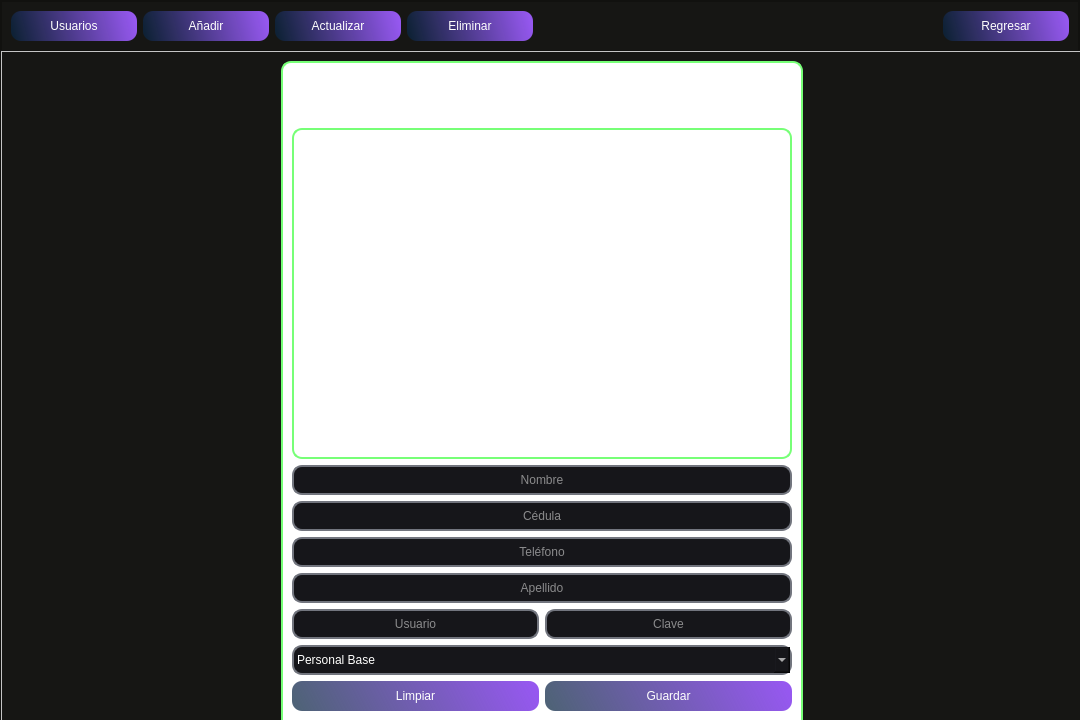
Qt form Sistema de control de inventario/Qt designer/4.Gestion_de_usuarios.ui (Xoserius/Sistema_de_control_de_inventario) before a commit.
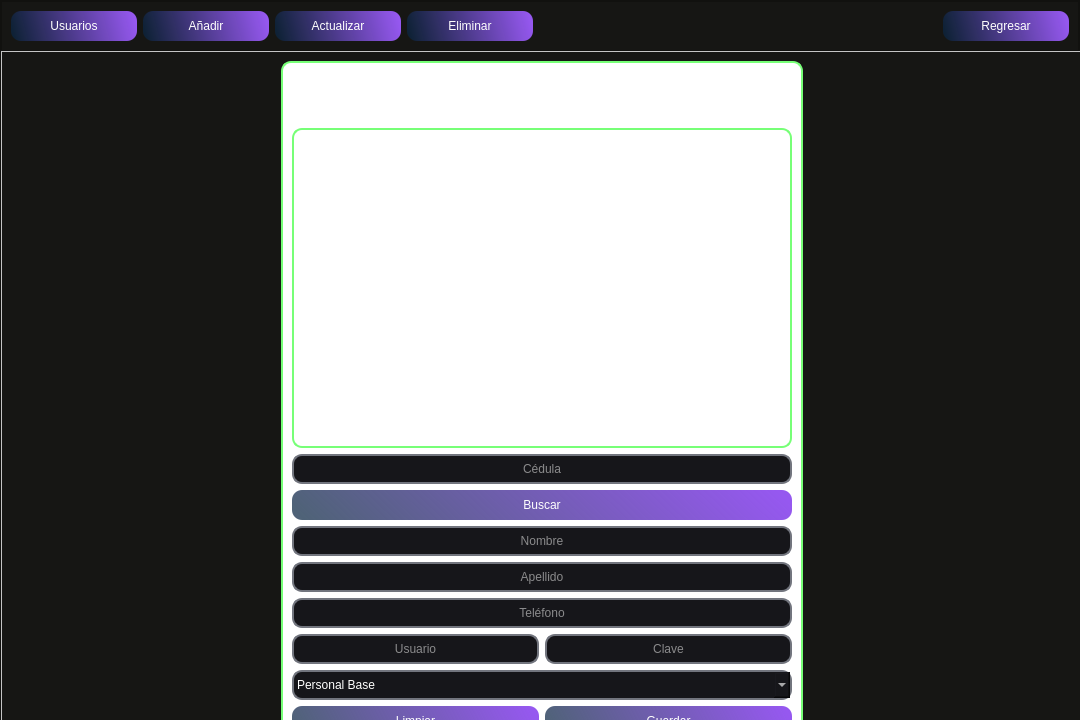
The same form after that commit. The open tabs and pages were chosen to show the change. Icons and pictures are not drawn.

```diff
--- a/Sistema de control de inventario/Qt designer/4.Gestion_de_usuarios.ui
+++ b/Sistema de control de inventario/Qt designer/4.Gestion_de_usuarios.ui
@@ -1147,40 +1147,8 @@
                 </property>
                 <layout class="QGridLayout" name="gridLayout">
                  <property name="bottomMargin">
-                  <number>50</number>
+                  <number>25</number>
                  </property>
-                 <item row="2" column="0" colspan="2">
-                  <widget class="QLineEdit" name="lineEdit_nombre_registrodeusuario">
-                   <property name="minimumSize">
-                    <size>
-                     <width>0</width>
-                     <height>30</height>
-                    </size>
-                   </property>
-                   <property name="alignment">
-                    <set>Qt::AlignCenter</set>
-                   </property>
-                   <property name="placeholderText">
-                    <string>Nombre</string>
-                   </property>
-                  </widget>
-                 </item>
-                 <item row="6" column="1">
-                  <widget class="QLineEdit" name="lineEdit_clave_registrodeusuario">
-                   <property name="minimumSize">
-                    <size>
-                     <width>0</width>
-                     <height>30</height>
-                    </size>
-                   </property>
-                   <property name="alignment">
-                    <set>Qt::AlignCenter</set>
-                   </property>
-                   <property name="placeholderText">
-                    <string>Clave</string>
-                   </property>
-                  </widget>
-                 </item>
                  <item row="1" column="0" colspan="2">
                   <widget class="QLabel" name="label_imagendeusuarios_1">
                    <property name="minimumSize">
@@ -1197,7 +1165,46 @@
                    </property>
                   </widget>
                  </item>
-                 <item row="8" column="0" colspan="2">
+                 <item row="9" column="1">
+                  <widget class="QLineEdit" name="lineEdit_clave_registrodeusuario">
+                   <property name="minimumSize">
+                    <size>
+                     <width>0</width>
+                     <height>30</height>
+                    </size>
+                   </property>
+                   <property name="alignment">
+                    <set>Qt::AlignCenter</set>
+                   </property>
+                   <property name="placeholderText">
+                    <string>Clave</string>
+                   </property>
+                  </widget>
+                 </item>
+                 <item row="10" column="0" colspan="2">
+                  <widget class="QComboBox" name="comboBox_permiso">
+                   <property name="minimumSize">
+                    <size>
+                     <width>0</width>
+                     <height>30</height>
+                    </size>
+                   </property>
+                   <property name="maxCount">
+                    <number>2</number>
+                   </property>
+                   <item>
+                    <property name="text">
+                     <string>Personal Base</string>
+                    </property>
+                   </item>
+                   <item>
+                    <property name="text">
+                     <string>Supervisor</string>
+                    </property>
+                   </item>
+                  </widget>
+                 </item>
+                 <item row="11" column="0" colspan="2">
                   <layout class="QHBoxLayout" name="horizontalLayout_3">
                    <item>
                     <widget class="QPushButton" name="pushButton_limpiar_registrodeusuario">
@@ -1235,96 +1242,6 @@
                    </item>
                   </layout>
                  </item>
-                 <item row="5" column="0" colspan="2">
-                  <widget class="QLineEdit" name="lineEdit_apellido_registrodeusuario">
-                   <property name="minimumSize">
-                    <size>
-                     <width>0</width>
-                     <height>30</height>
-                    </size>
-                   </property>
-                   <property name="alignment">
-                    <set>Qt::AlignCenter</set>
-                   </property>
-                   <property name="placeholderText">
-                    <string>Apellido</string>
-                   </property>
-                  </widget>
-                 </item>
-                 <item row="7" column="0" colspan="2">
-                  <widget class="QComboBox" name="comboBox_permiso">
-                   <property name="minimumSize">
-                    <size>
-                     <width>0</width>
-                     <height>30</height>
-                    </size>
-                   </property>
-                   <property name="maxCount">
-                    <number>2</number>
-                   </property>
-                   <item>
-                    <property name="text">
-                     <string>Personal Base</string>
-                    </property>
-                   </item>
-                   <item>
-                    <property name="text">
-                     <string>Supervisor</string>
-                    </property>
-                   </item>
-                  </widget>
-                 </item>
-                 <item row="4" column="0" colspan="2">
-                  <widget class="QLineEdit" name="lineEdit_telefono_registrodeusuario">
-                   <property name="minimumSize">
-                    <size>
-                     <width>0</width>
-                     <height>30</height>
-                    </size>
-                   </property>
-                   <property name="alignment">
-                    <set>Qt::AlignCenter</set>
-                   </property>
-                   <property name="placeholderText">
-                    <string>Teléfono</string>
-                   </property>
-                  </widget>
-                 </item>
-                 <item row="6" column="0">
-                  <widget class="QLineEdit" name="lineEdit_usuario_registrodeusuario">
-                   <property name="minimumSize">
-                    <size>
-                     <width>0</width>
-                     <height>30</height>
-                    </size>
-                   </property>
-                   <property name="alignment">
-                    <set>Qt::AlignCenter</set>
-                   </property>
-                   <property name="placeholderText">
-                    <string>Usuario</string>
-                   </property>
-                  </widget>
-                 </item>
-                 <item row="3" column="0" colspan="2">
-                  <widget class="QLineEdit" name="lineEdit_cedula_registrodeusuario">
-                   <property name="minimumSize">
-                    <size>
-                     <width>30</width>
-                     <height>30</height>
-                    </size>
-                   </property>
-                   <property name="text">
-                    <string/>
-                   </property>
-                   <property name="alignment">
-                    <set>Qt::AlignCenter</set>
-                   </property>
-                   <property name="placeholderText">
-                    <string>Cédula</string>
-                   </property>
-                  </widget>
-                 </item>
                  <item row="0" column="0" colspan="2">
                   <widget class="QLabel" name="label_registrodeusuario">
                    <property name="minimumSize">
@@ -1360,6 +1277,102 @@
                    </property>
                   </widget>
                  </item>
+                 <item row="7" column="0" colspan="2">
+                  <widget class="QLineEdit" name="lineEdit_telefono_registrodeusuario">
+                   <property name="minimumSize">
+                    <size>
+                     <width>0</width>
+                     <height>30</height>
+                    </size>
+                   </property>
+                   <property name="alignment">
+                    <set>Qt::AlignCenter</set>
+                   </property>
+                   <property name="placeholderText">
+                    <string>Teléfono</string>
+                   </property>
+                  </widget>
+                 </item>
+                 <item row="9" column="0">
+                  <widget class="QLineEdit" name="lineEdit_usuario_registrodeusuario">
+                   <property name="minimumSize">
+                    <size>
+                     <width>0</width>
+                     <height>30</height>
+                    </size>
+                   </property>
+                   <property name="alignment">
+                    <set>Qt::AlignCenter</set>
+                   </property>
+                   <property name="placeholderText">
+                    <string>Usuario</string>
+                   </property>
+                  </widget>
+                 </item>
+                 <item row="5" column="0" colspan="2">
+                  <widget class="QLineEdit" name="lineEdit_nombre_registrodeusuario">
+                   <property name="minimumSize">
+                    <size>
+                     <width>0</width>
+                     <height>30</height>
+                    </size>
+                   </property>
+                   <property name="alignment">
+                    <set>Qt::AlignCenter</set>
+                   </property>
+                   <property name="placeholderText">
+                    <string>Nombre</string>
+                   </property>
+                  </widget>
+                 </item>
+                 <item row="2" column="0" colspan="2">
+                  <widget class="QLineEdit" name="lineEdit_cedula_registrodeusuario">
+                   <property name="minimumSize">
+                    <size>
+                     <width>30</width>
+                     <height>30</height>
+                    </size>
+                   </property>
+                   <property name="text">
+                    <string/>
+                   </property>
+                   <property name="alignment">
+                    <set>Qt::AlignCenter</set>
+                   </property>
+                   <property name="placeholderText">
+                    <string>Cédula</string>
+                   </property>
+                  </widget>
+                 </item>
+                 <item row="3" column="0" colspan="2">
+                  <widget class="QPushButton" name="pushButton_buscar_anadir_usu">
+                   <property name="minimumSize">
+                    <size>
+                     <width>0</width>
+                     <height>30</height>
+                    </size>
+                   </property>
+                   <property name="text">
+                    <string>Buscar</string>
+                   </property>
+                  </widget>
+                 </item>
+                 <item row="6" column="0" colspan="2">
+                  <widget class="QLineEdit" name="lineEdit_apellido_registrodeusuario">
+                   <property name="minimumSize">
+                    <size>
+                     <width>0</width>
+                     <height>30</height>
+                    </size>
+                   </property>
+                   <property name="alignment">
+                    <set>Qt::AlignCenter</set>
+                   </property>
+                   <property name="placeholderText">
+                    <string>Apellido</string>
+                   </property>
+                  </widget>
+                 </item>
                 </layout>
                </widget>
               </item>
```
Left out of the diff: 2 changed lines with no effect on the pictures.
